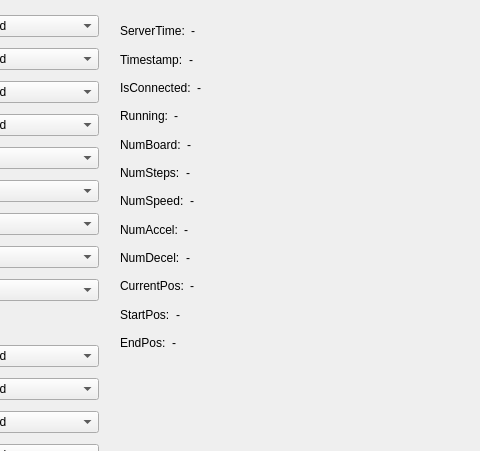
NameInit/canstep-api, file ui/mainwindow.ui: the form before one commit; both pictures show x 770 to 1250 and y 0 to 451 of the 1549 by 670 pixel window.
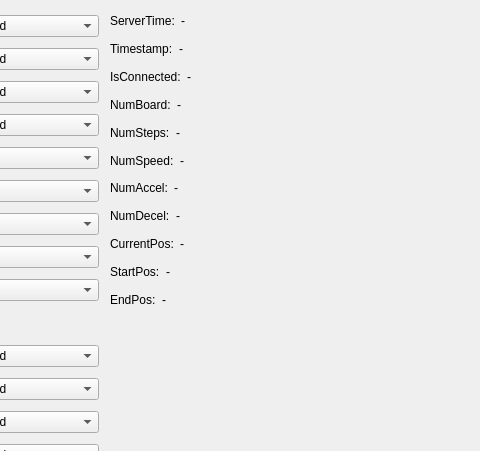
The form after the commit.

```diff
--- a/ui/mainwindow.ui
+++ b/ui/mainwindow.ui
@@ -960,13 +960,13 @@
      </item>
     </layout>
    </widget>
-   <widget class="QWidget" name="">
+   <widget class="QWidget" name="layoutWidget">
     <property name="geometry">
      <rect>
-      <x>890</x>
-      <y>20</y>
+      <x>880</x>
+      <y>10</y>
       <width>251</width>
-      <height>334</height>
+      <height>301</height>
      </rect>
     </property>
     <layout class="QVBoxLayout" name="verticalLayout">
@@ -1042,30 +1042,6 @@
        </item>
       </layout>
      </item>
-     <item>
-      <layout class="QHBoxLayout" name="horizontalLayout_3">
-       <item>
-        <widget class="QLabel" name="labelRunning">
-         <property name="text">
-          <string>Running:</string>
-         </property>
-        </widget>
-       </item>
-       <item>
-        <widget class="QLabel" name="labelRunningInfo">
-         <property name="sizePolicy">
-          <sizepolicy hsizetype="Expanding" vsizetype="Preferred">
-           <horstretch>0</horstretch>
-           <verstretch>0</verstretch>
-          </sizepolicy>
-         </property>
-         <property name="text">
-          <string>-</string>
-         </property>
-        </widget>
-       </item>
-      </layout>
-     </item>
      <item>
       <layout class="QHBoxLayout" name="horizontalLayout_4">
        <item>
```
